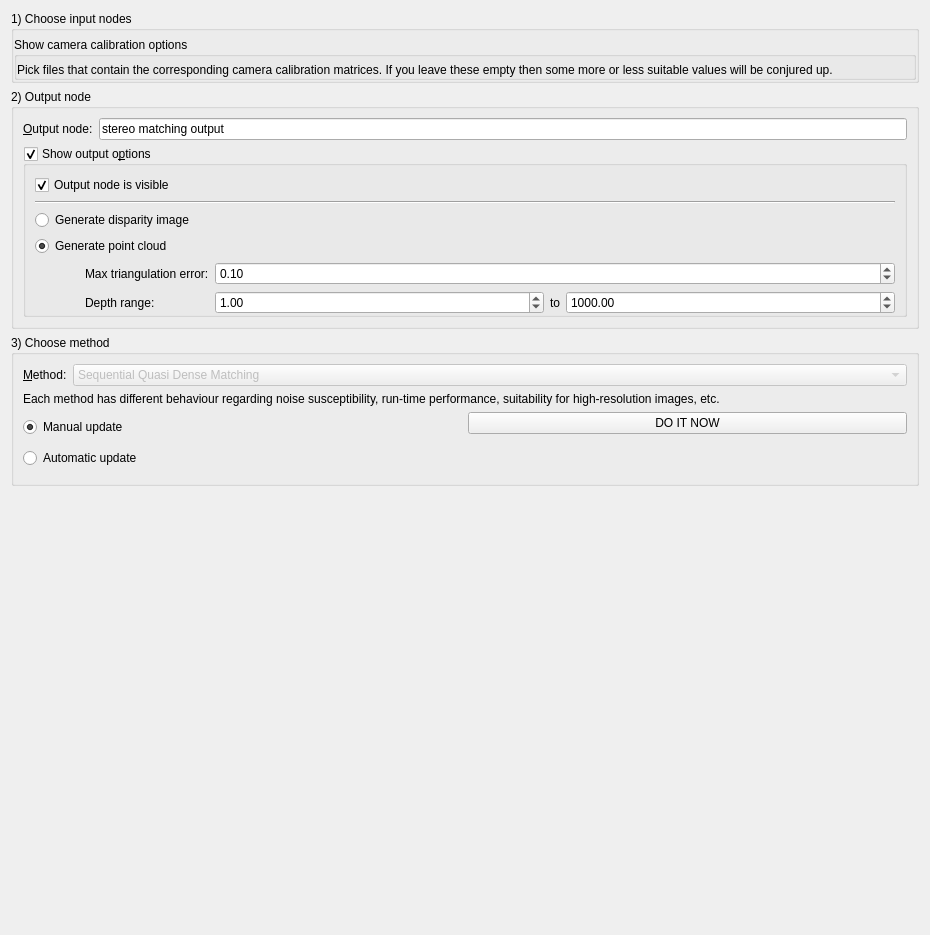
Qt form Code/Gui/MITK/Plugins/uk.ac.ucl.cmic.igisurfacerecon/src/internal/SurfaceReconViewWidget.ui (NifTK/NifTK) before a commit.
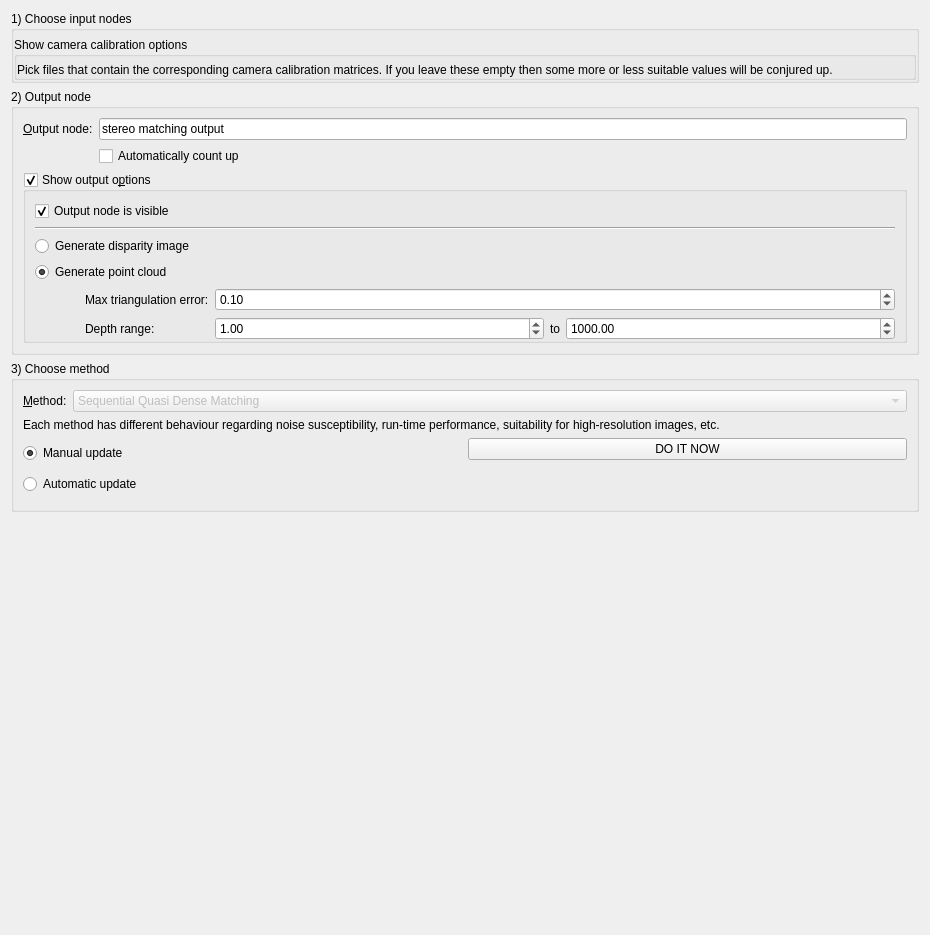
The same form after that commit. Custom widgets are drawn as their Qt base class.

Commit message: Bug #2942: parse node name and increment or add a number

```diff
--- a/Code/Gui/MITK/Plugins/uk.ac.ucl.cmic.igisurfacerecon/src/internal/SurfaceReconViewWidget.ui
+++ b/Code/Gui/MITK/Plugins/uk.ac.ucl.cmic.igisurfacerecon/src/internal/SurfaceReconViewWidget.ui
@@ -273,6 +273,17 @@
           </layout>
          </widget>
         </item>
+        <item row="1" column="1">
+         <widget class="QCheckBox" name="AutoIncNodeNameCheckBox">
+          <property name="toolTip">
+           <string>Will count up a number in the node name so that each method update will produce a new node.
+White-space will not be trimmed!</string>
+          </property>
+          <property name="text">
+           <string>Automatically count up</string>
+          </property>
+         </widget>
+        </item>
        </layout>
       </widget>
      </item>
```
The commit also changes 2 other files.
